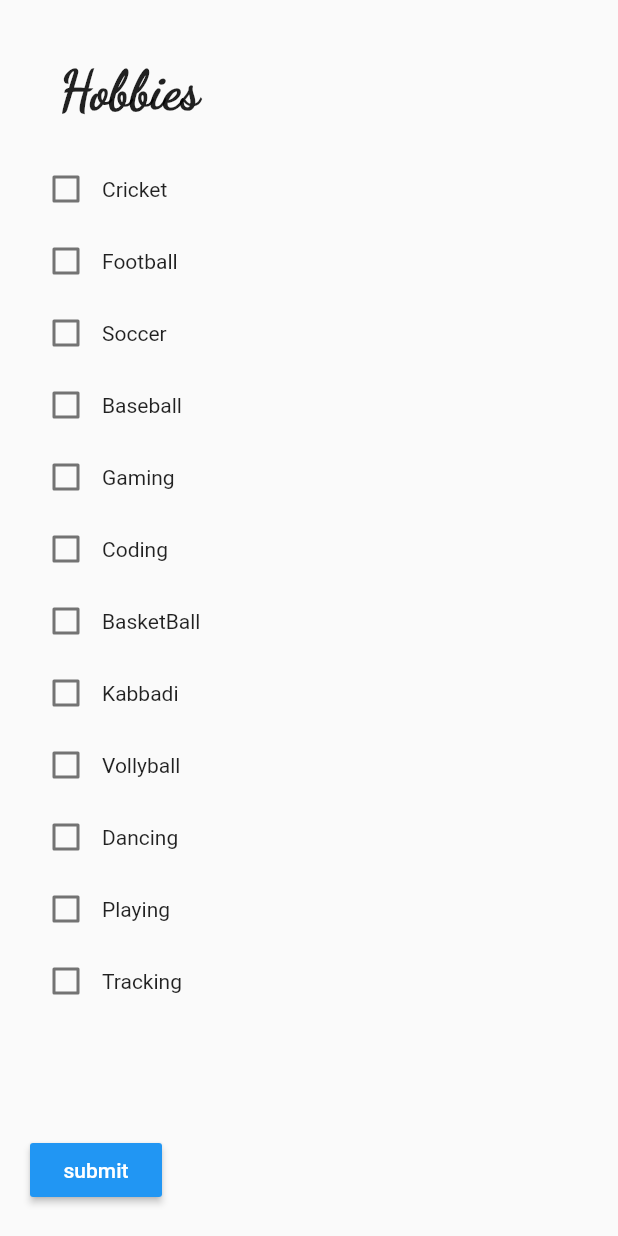
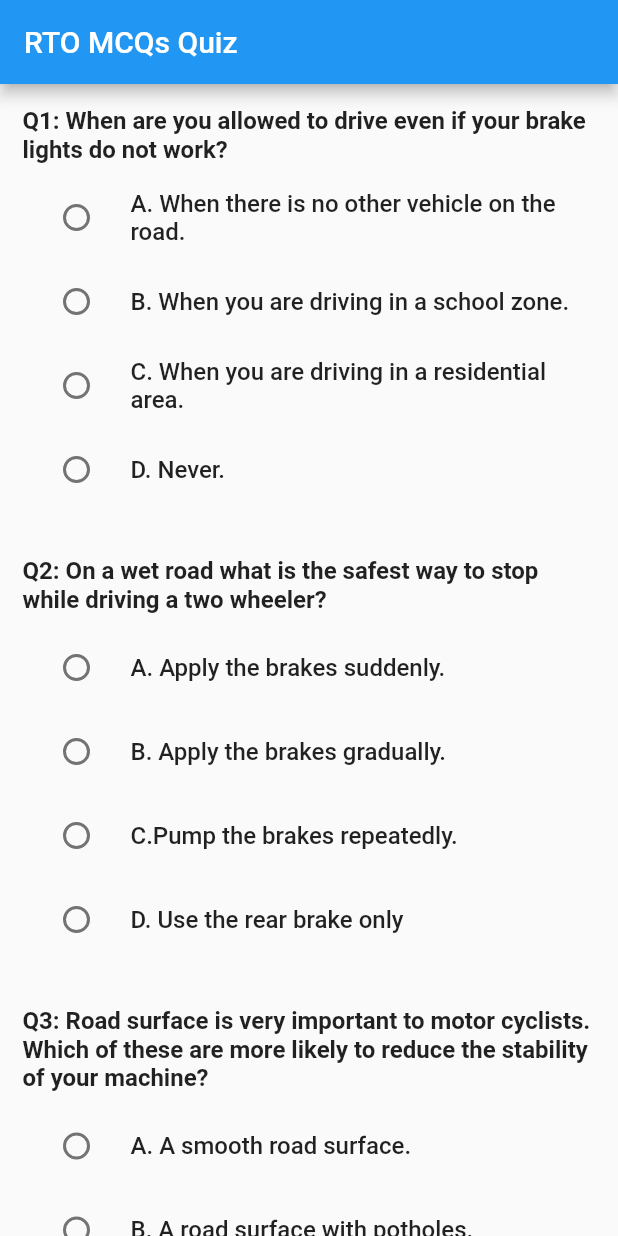
Before and after one commit to veerbhayani/first_application, a Flutter app: the screen it shows after launch, on a phone screen of 412 x 824 dp. Run offline on Flutter 3.47's test engine with Material 2 defaults, Android fonts, the phone set to English and light mode, and no system bars.

Commit message:
second_commit

```diff
--- a/lib/main.dart
+++ b/lib/main.dart
@@ -1,4 +1,4 @@
-import 'package:first_application/hobbies_demo.dart';
+import 'package:first_application/rto_mcqs_quiz_demo/rto_demo3_demo.dart';
 import 'package:flutter/material.dart';
 
 void main() {
@@ -13,11 +13,13 @@ class MyApp extends StatelessWidget {
   @override
   Widget build(BuildContext context) {
     return MaterialApp(
+      debugShowCheckedModeBanner: false,
       theme: ThemeData(
-        useMaterial3: false,
+        brightness: Brightness.light,
       ),
-      debugShowCheckedModeBanner: false,
-      home: const HobbiesDemo(),
+      home: const QuizPage2(),
     );
   }
+
+  static void isDarkModeOn() {}
 }
--- a/lib/rto_demo2.dart
+++ b/lib/rto_mcqs_quiz_demo/rto_demo2.dart
@@ -1,5 +1,6 @@
-import 'package:first_application/rto_mcq.controller2.dart';
 import 'package:flutter/material.dart';
+
+import 'rto_mcq.controller2.dart';
 
 class QuizPage extends StatefulWidget {
   const QuizPage({super.key});
--- /dev/null
+++ b/lib/rto_mcqs_quiz_demo/rto_demo3_demo.dart
@@ -0,0 +1,126 @@
+import 'package:flutter/material.dart';
+
+import 'rto_mcq.controller3.dart';
+
+class QuizPage2 extends StatefulWidget {
+  const QuizPage2({super.key});
+
+  @override
+  QuizPage2State createState() => QuizPage2State();
+}
+
+class QuizPage2State extends State<QuizPage2> {
+  @override
+  Widget build(BuildContext context) {
+    return Scaffold(
+      appBar: AppBar(
+        title: const Text('RTO MCQs Quiz'),
+      ),
+      body: Column(
+        children: [
+          Expanded(
+            child: ListView.builder(
+              scrollDirection: Axis.vertical,
+              primary: true,
+              itemCount: QuizQuestion2.quizQuestion2.length,
+              itemBuilder: (context, index) {
+                return Padding(
+                  padding: const EdgeInsets.all(
+                    15,
+                  ),
+                  child: Column(
+                    crossAxisAlignment: CrossAxisAlignment.start,
+                    children: [
+                      Text(
+                        'Q${index + 1}: ${QuizQuestion2.quizQuestion2[index].question}',
+                        style: const TextStyle(
+                          fontWeight: FontWeight.bold,
+                          fontSize: 16.0,
+                        ),
+                      ),
+                      const SizedBox(
+                        height: 8,
+                      ),
+                      Column(
+                        children: List.generate(
+                          QuizQuestion2.quizQuestion2[index].options.length,
+                          (optionIndex) {
+                            return Row(
+                              children: [
+                                Expanded(
+                                  child: RadioListTile(
+                                    title: Text(
+                                      QuizQuestion2.quizQuestion2[index]
+                                          .options[optionIndex],
+                                      style: const TextStyle(
+                                        fontWeight: FontWeight.w500,
+                                      ),
+                                    ),
+                                    value: optionIndex,
+                                    groupValue:
+                                        QuizQuestion2.userAnswers[index],
+                                    onChanged: (value) {
+                                      QuizQuestion2.userAnswers[index] = value!;
+                                      QuizQuestion2.isSelected[index] = true;
+                                      setState(() {});
+                                    },
+                                  ),
+                                ),
+                              ],
+                            );
+                          },
+                        ),
+                      ),
+                    ],
+                  ),
+                );
+              },
+            ),
+          ),
+          (QuizQuestion2.isSelected[0] == true &&
+                  QuizQuestion2.isSelected[1] == true &&
+                  QuizQuestion2.isSelected[2] == true &&
+                  QuizQuestion2.isSelected[3] == true &&
+                  QuizQuestion2.isSelected[4] == true &&
+                  QuizQuestion2.isSelected[5] == true &&
+                  QuizQuestion2.isSelected[6] == true &&
+                  QuizQuestion2.isSelected[7] == true &&
+                  QuizQuestion2.isSelected[8] == true &&
+                  QuizQuestion2.isSelected[9] == true)
+              ? MaterialButton(
+                  onPressed: () {
+                    QuizQuestion2.isCorrect();
+                    QuizQuestion2.isSubmited = !QuizQuestion2.isSubmited;
+                    ScaffoldMessenger.of(context).showSnackBar(
+                      SnackBar(
+                        content: Text(
+                          'Your Score is ${QuizQuestion2.points}',
+                          style: const TextStyle(
+                            color: Colors.black,
+                            fontWeight: FontWeight.bold,
+                          ),
+                        ),
+                        showCloseIcon: true,
+                        backgroundColor: Colors.white,
+                        onVisible: () {
+                          QuizQuestion2.onSubmit();
+                          setState(() {});
+                        },
+                      ),
+                    );
+                    setState(() {});
+                  },
+                  color: Colors.blue,
+                  child: const Text(
+                    'Submit',
+                    style: TextStyle(
+                      color: Colors.white,
+                    ),
+                  ),
+                )
+              : const SizedBox(),
+        ],
+      ),
+    );
+  }
+}
--- /dev/null
+++ b/lib/rto_mcqs_quiz_demo/rto_mcq.controller3.dart
@@ -0,0 +1,144 @@
+class QuizQuestion2 {
+  final String question;
+  final List<String> options;
+  final int answerIndex;
+
+  QuizQuestion2({
+    required this.question,
+    required this.options,
+    required this.answerIndex,
+  });
+  static List<int> userAnswers = List.filled(10, -1);
+  static List isSelected = List.generate(10, (index) => false);
+  static int points = 0;
+  static bool isSubmited = false;
+  static bool isDark = false;
+  static List<QuizQuestion2> quizQuestion2 = [
+    QuizQuestion2(
+      question:
+          'When are you allowed to drive even if your brake lights do not work?',
+      options: [
+        'A. When there is no other vehicle on the road.',
+        'B. When you are driving in a school zone.',
+        'C. When you are driving in a residential area.',
+        'D. Never.'
+      ],
+      answerIndex: 3,
+    ),
+    QuizQuestion2(
+      question:
+          'On a wet road what is the safest way to stop while driving a two wheeler?',
+      options: [
+        'A. Apply the brakes suddenly.',
+        'B. Apply the brakes gradually.',
+        'C.Pump the brakes repeatedly.',
+        'D. Use the rear brake only',
+      ],
+      answerIndex: 3,
+    ),
+    QuizQuestion2(
+      question:
+          'Road surface is very important to motor cyclists. Which of these are more likely to reduce the stability of your machine?',
+      options: [
+        'A. A smooth road surface.',
+        'B. A road surface with potholes.',
+        'C. A road surface with loose gravel.',
+        'D. A road surface with sand.',
+      ],
+      answerIndex: 2,
+    ),
+    QuizQuestion2(
+      question:
+          'Which of the following is correct about validity of driving licence?',
+      options: [
+        'A. Valid only in issued state.',
+        'B. Valid in all states in India.',
+        'C. Valid in all countries in the world.',
+        'D. Valid for a period of 10 years.',
+      ],
+      answerIndex: 1,
+    ),
+    QuizQuestion2(
+      question: 'What is the maximum speed limit for cars in a city?',
+      options: [
+        'A. 50 kmph.',
+        'B. 60 kmph.',
+        'C. 70 kmph.',
+        'D. 80 kmph.',
+      ],
+      answerIndex: 0,
+    ),
+    QuizQuestion2(
+      question: 'What is the maximum speed limit in a residential area?',
+      options: [
+        'A. 25 kmph.',
+        'B. 35 kmph.',
+        'C. 45 kmph.',
+        'D. 55 kmph.',
+      ],
+      answerIndex: 0,
+    ),
+    QuizQuestion2(
+      question:
+          'What is the minimum distance you should stay behind a school bus when it is stopped with its red lights flashing?',
+      options: [
+        'A. 10 feet',
+        'B. 20 feet',
+        'C. 30 feet',
+        'D. 40 feet',
+      ],
+      answerIndex: 2,
+    ),
+    QuizQuestion2(
+      question: 'When driving in a construction zone, you should:',
+      options: [
+        'A. Slow down',
+        'B. Be prepared to stop',
+        'C. Obey the instructions of the workers',
+        'D. All of the above',
+      ],
+      answerIndex: 3,
+    ),
+    QuizQuestion2(
+      question:
+          'Which of the following is not a legal way to use a mobile phone while driving?',
+      options: [
+        'A. Using a hands-free device.',
+        'B. Using the phone to make a call.',
+        'C. Using the phone to send a text message.',
+        'D. Using the phone to check the GPS.',
+      ],
+      answerIndex: 2,
+    ),
+    QuizQuestion2(
+      question: 'What is the purpose of wearing a seat belt?',
+      options: [
+        'A. To protect you from being ejected from the car in a crash.',
+        'B. To reduce the severity of injuries in a crash.',
+        'C. To make it easier for the police to identify you if you are in a crash.',
+        'D. All of the above.',
+      ],
+      answerIndex: 3,
+    ),
+  ];
+
+  static void isCorrect() {
+    for (int i = 0; i < QuizQuestion2.quizQuestion2.length; i++) {
+      if (QuizQuestion2.userAnswers[i] ==
+          QuizQuestion2.quizQuestion2[i].answerIndex) {
+        QuizQuestion2.points += 5;
+      } else {
+        QuizQuestion2.points -= 2;
+      }
+    }
+  }
+
+  static void onSubmit() {
+    if (isSubmited == true) {
+      userAnswers = List.filled(10, -1);
+      isSelected = List.generate(10, (index) => false);
+      points = 0;
+      isSubmited = false;
+    }
+  }
+}
--- a/lib/rto_mcq_demo.dart
+++ b/lib/rto_mcqs_quiz_demo/rto_mcq_demo.dart
@@ -1,5 +1,6 @@
-import 'package:first_application/rto_mcq.controller.dart';
 import 'package:flutter/material.dart';
+
+import 'rto_mcq.controller.dart';
 
 class RtoMcqDemo extends StatefulWidget {
   const RtoMcqDemo({super.key});
```
Also changed, not shown: lib/rto_mcqs_quiz_demo/rto_mcq.controller.dart (renamed from lib/rto_mcq.controller.dart), lib/rto_mcqs_quiz_demo/rto_mcq.controller2.dart (renamed from lib/rto_mcq.controller2.dart).
